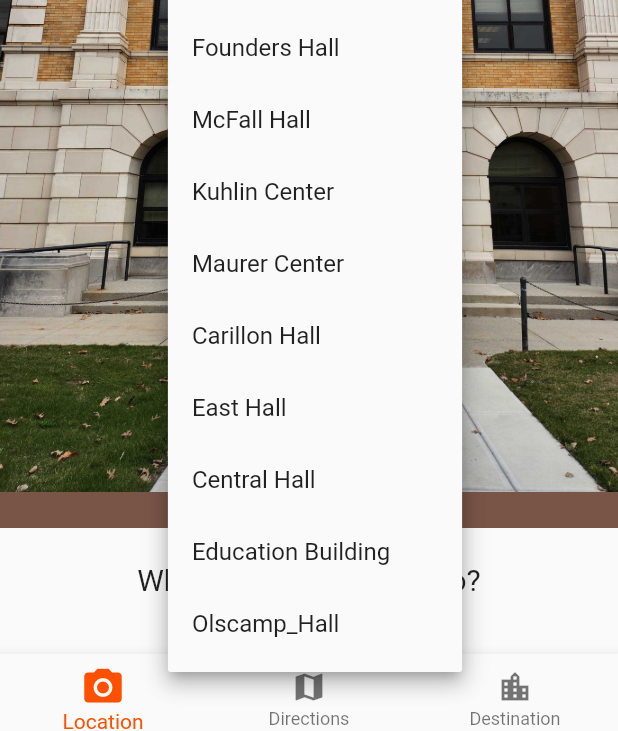
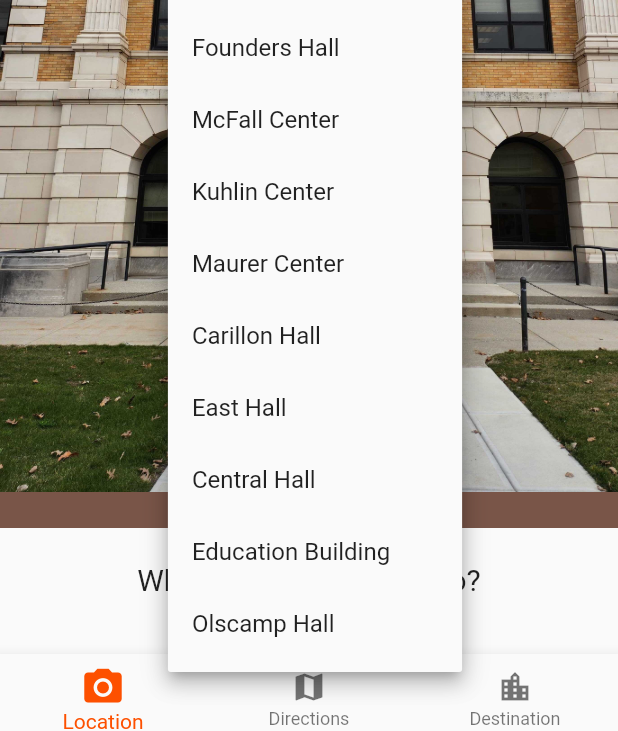
Before and after one commit to ubernerd117/CS23_YODA, a Flutter app: the screen it shows after launch, after a tap on the "arrow drop down" icon, on a phone screen of 412 x 824 dp. Shown: the part 492-1223 px from the top of the screen. Run offline on Flutter 3.47's test engine with Material 2 defaults, Android fonts, the phone set to English and light mode, and no system bars; our stand-ins replace google_maps_flutter.

Commit message:
fixed mcfall

```diff
--- a/yoda/lib/buildings.dart
+++ b/yoda/lib/buildings.dart
@@ -58,8 +58,8 @@ final List<Building> buildings = [
     longitude: -83.641806,
   ),
   Building(
-    name: "McFall Hall",
-    imageUrl: "assets/images/McFall_Hall.jpg",
+    name: "McFall Center",
+    imageUrl: "assets/images/McFall_Center.jpg",
     latitude: 41.375654,
     longitude: -83.640965,
   ),
@@ -100,7 +100,7 @@ final List<Building> buildings = [
     longitude: -83.638251,
   ),
   Building(
-    name: "Olscamp_Hall",
+    name: "Olscamp Hall",
     imageUrl: "assets/images/Olscamp_Hall.jpg",
     latitude: 41.377968,
     longitude: -83.637480,
```
Also changed, not shown: 1 other file.
